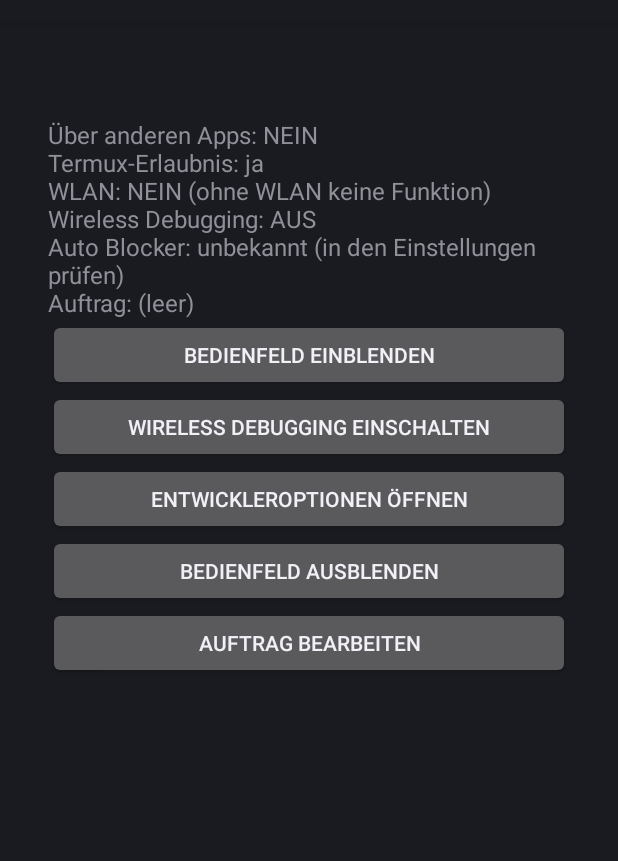
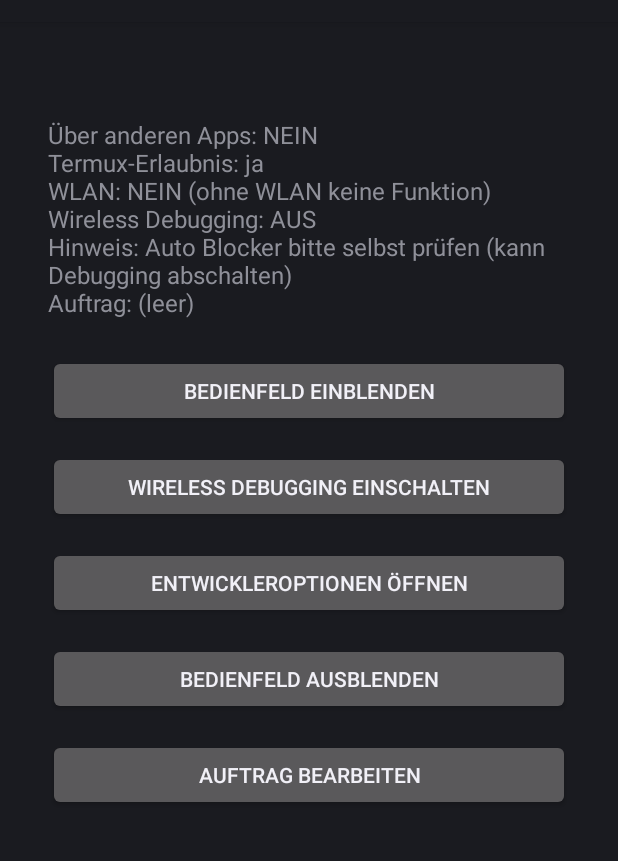
Before and after one commit to MikaVKL/Handy-Capabilities-, an Android app: the screen it shows after launch (MainActivity), on a phone screen of 412 x 824 dp, the part 62-923 px from its top. Run offline under Robolectric (Android 15) with nearby library versions, the phone set to English and light mode, and no system bars.

Commit message:
Overlay: Abstand zwischen Knöpfen, Auto Blocker nur als Hinweis
Co-Authored-By: Claude Sonnet 5.5 <noreply@anthropic.com>
Claude-Session: https://claude.ai/code/session_015EC9K5pL2eVvTznA6UsEyj

```diff
--- a/overlay/app/src/main/java/dev/handy/macro/Checks.java
+++ b/overlay/app/src/main/java/dev/handy/macro/Checks.java
@@ -62,10 +62,9 @@ final class Checks {
 
     /** Kurzer Statustext für die Hauptseite. */
     static String report(Context c) {
-        Boolean ab = autoBlocker(c);
         return "WLAN: " + (wifi(c) ? "ja" : "NEIN (ohne WLAN keine Funktion)")
                 + "\nWireless Debugging: " + (adbWifi(c) ? "an" : "AUS")
-                + "\nAuto Blocker: " + (ab == null ? "unbekannt (in den Einstellungen prüfen)" : ab ? "AN (kann Debugging abschalten)" : "aus");
+                + "\nHinweis: Auto Blocker bitte selbst prüfen (kann Debugging abschalten)";
     }
 
     /** Fehlermeldung, wenn ein Start nicht möglich ist; null, wenn alles passt. */
--- a/overlay/app/src/main/java/dev/handy/macro/MainActivity.java
+++ b/overlay/app/src/main/java/dev/handy/macro/MainActivity.java
@@ -23,6 +23,7 @@ public class MainActivity extends Activity {
         root.setPadding(48, 96, 48, 48);
         status = new TextView(this);
         status.setTextSize(16);
+        status.setPadding(0, 0, 0, (int) (getResources().getDisplayMetrics().density * 16));
         root.addView(status);
         root.addView(btn("Bedienfeld einblenden", v -> {
             if (!Settings.canDrawOverlays(this)) {
@@ -58,7 +59,10 @@ public class MainActivity extends Activity {
         Button b = new Button(this);
         b.setText(t);
         b.setOnClickListener(l);
-        b.setLayoutParams(new LinearLayout.LayoutParams(ViewGroup.LayoutParams.MATCH_PARENT, ViewGroup.LayoutParams.WRAP_CONTENT));
+        LinearLayout.LayoutParams lp = new LinearLayout.LayoutParams(ViewGroup.LayoutParams.MATCH_PARENT, ViewGroup.LayoutParams.WRAP_CONTENT);
+        int m = (int) (getResources().getDisplayMetrics().density * 8);
+        lp.setMargins(0, m, 0, m);
+        b.setLayoutParams(lp);
         return b;
     }
 }
```
Also changed, not shown: 2 other files.
